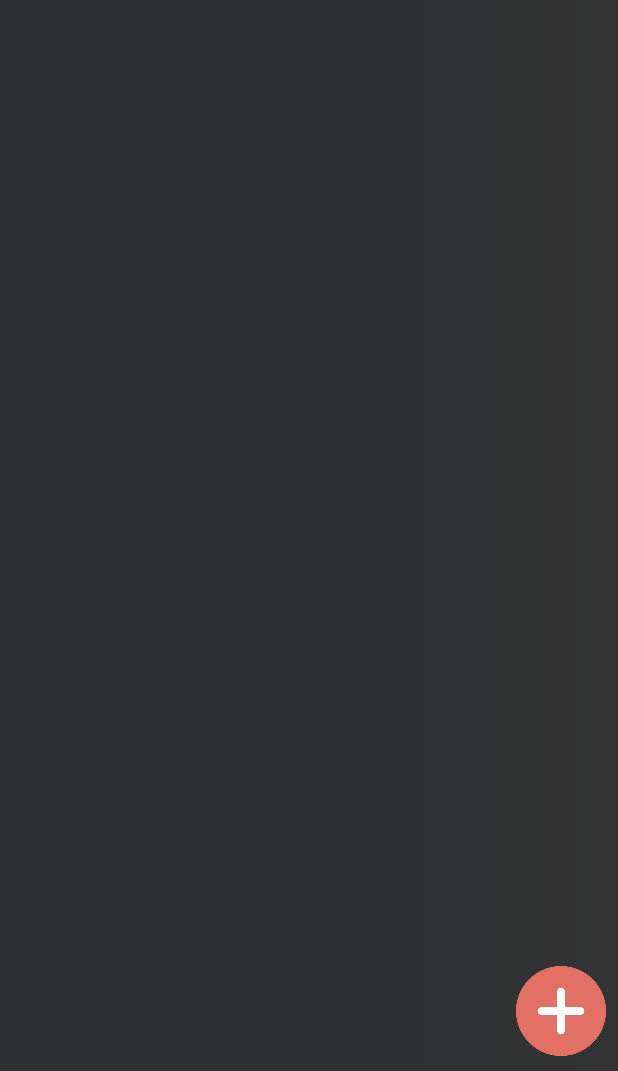
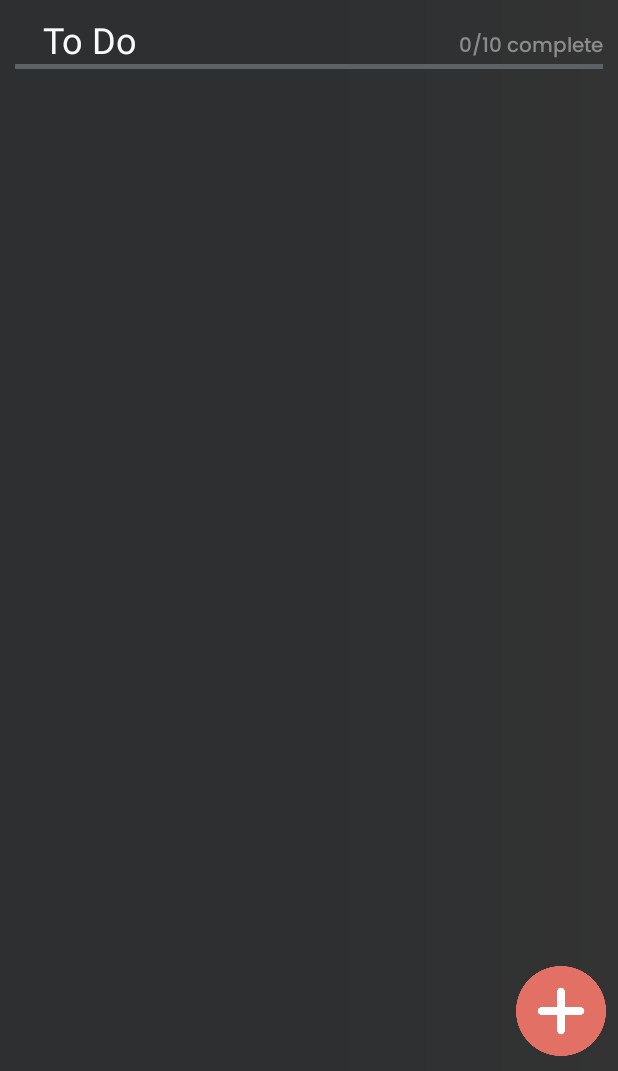
Before and after one commit to Thabiso81/TaskWiz, an Android app: the ViewCurrentTasksFragment screen opened directly, with no data from a screen before it, on a phone screen of 412 x 824 dp, the part 165-1236 px from its top. Run offline under Robolectric (Android 15) with nearby library versions, the phone set to English and light mode, and no system bars; our stand-ins replace Room's generated code, navigation-ui; Roboto replaces fonts that are not available here.

Commit message:
chnages to motion layout in view current task fragment

```diff
--- a/app/src/main/java/com/thabiso81/taskwiz/view/fragments/ViewCurrentTasksFragment.kt
+++ b/app/src/main/java/com/thabiso81/taskwiz/view/fragments/ViewCurrentTasksFragment.kt
@@ -74,7 +74,7 @@
 
     private fun setupUi() {
         binding.lytNoTasks.visibility = View.GONE
-        binding.lytTaskStats.visibility = View.GONE
+        setUpUI_Invisibile()
     }
 
 
@@ -163,10 +163,21 @@
 
     }
 
+    private fun setUpUI_Invisibile(){
+        binding.edtRemainingTasks.visibility = View.GONE
+        binding.edtRemainingTasks.visibility = View.GONE
+        binding.lytDivider.visibility = View.GONE
+    }
+
+    private fun setUpUI_Visibile(){
+        binding.edtRemainingTasks.visibility = View.VISIBLE
+        binding.edtRemainingTasks.visibility = View.VISIBLE
+        binding.lytDivider.visibility = View.VISIBLE
+    }
     private fun onNoTasksAvailable() {
 
         binding.rvTasks.visibility = View.GONE
-        binding.lytTaskStats.visibility = View.GONE
+        setUpUI_Visibile()
         binding.lytNoTasks.visibility = View.VISIBLE
         binding.lytNoTasks.startAnimation(
             AnimationUtils.loadAnimation(
@@ -180,7 +191,7 @@
 
     private fun onTasksAvailable() {
         binding.rvTasks.visibility = View.VISIBLE
-        binding.lytTaskStats.visibility = View.VISIBLE
+        setUpUI_Invisibile()
         binding.lottiAnimation.pauseAnimation()
         binding.lytNoTasks.visibility = View.GONE
     }
--- a/app/src/main/res/layout/fragment_view_current_tasks.xml
+++ b/app/src/main/res/layout/fragment_view_current_tasks.xml
@@ -34,28 +34,16 @@
             android:src="@drawable/ic_app_logo" />
     </LinearLayout>
 
-    <RelativeLayout
-        android:id="@+id/lytToDoLabel"
-        android:layout_width="match_parent"
-        android:layout_height="40dp"
-        android:layout_marginTop="10dp"
-        android:layout_marginBottom="10dp"
-        android:orientation="horizontal"
-        app:layout_constraintEnd_toEndOf="parent"
-        app:layout_constraintStart_toStartOf="parent"
-        app:layout_constraintTop_toBottomOf="@id/header">
 
-        <androidx.constraintlayout.widget.ConstraintLayout
-            android:id="@+id/lytTaskStats"
-            android:layout_width="match_parent"
-            android:layout_height="match_parent">
+
             <TextView
                 android:id="@+id/edtTaskTitle"
                 android:layout_width="wrap_content"
                 android:layout_height="wrap_content"
                 app:layout_constraintStart_toStartOf="parent"
-                app:layout_constraintTop_toTopOf="parent"
+                app:layout_constraintTop_toBottomOf="@id/header"
                 android:layout_marginBottom="2dp"
+                android:layout_marginTop="10dp"
                 android:width="120dp"
                 android:fontFamily="@font/asap_medium"
                 android:gravity="center"
@@ -69,9 +57,10 @@
                 android:layout_width="wrap_content"
                 android:layout_height="wrap_content"
                 app:layout_constraintEnd_toEndOf="parent"
-                app:layout_constraintBottom_toTopOf="@id/lytDivider"
+                app:layout_constraintTop_toTopOf="@id/edtTaskTitle"
                 android:layout_gravity="right|bottom"
                 android:layout_marginBottom="2dp"
+                android:layout_marginTop="10dp"
                 android:fontFamily="@font/poppins_medium"
                 android:paddingHorizontal="10dp"
                 android:text="0/10 complete"
@@ -82,18 +71,12 @@
                 android:layout_width="match_parent"
                 android:layout_height="3dp"
                 app:layout_constraintTop_toBottomOf="@id/edtTaskTitle"
-                app:layout_constraintBottom_toBottomOf="parent"
+                app:layout_constraintStart_toStartOf="parent"
+                app:layout_constraintEnd_toEndOf="parent"
                 android:layout_marginHorizontal="10dp"
                 android:background="@color/edit_text_color"
                 android:orientation="horizontal" />
-        </androidx.constraintlayout.widget.ConstraintLayout>
 
-
-
-
-
-
-    </RelativeLayout>
 
     <RelativeLayout
         android:id="@+id/lytContent"
@@ -104,7 +87,7 @@
         app:layout_constraintBottom_toBottomOf="parent"
         app:layout_constraintEnd_toEndOf="parent"
         app:layout_constraintStart_toStartOf="parent"
-        app:layout_constraintTop_toBottomOf="@id/lytToDoLabel">
+        app:layout_constraintTop_toBottomOf="@id/lytDivider">
 
         <LinearLayout
             android:id="@+id/taskLayout"
--- a/app/src/main/res/xml/fragment_view_current_tasks_scene.xml
+++ b/app/src/main/res/xml/fragment_view_current_tasks_scene.xml
@@ -24,6 +24,10 @@
                motion:motionTarget="@+id/header"
                motion:framePosition="100"
                android:scaleY="0" />
+           <!--<KeyAttribute
+               motion:motionTarget="@+id/edtRemainingTasks"
+               motion:framePosition="100"
+               android:scaleX="1.2" />-->
        </KeyFrameSet>
         <OnSwipe
             motion:touchAnchorId="@+id/header"
@@ -39,6 +43,13 @@
             android:layout_height="1dp"
             android:layout_width="match_parent"
              />
+        <Constraint
+            android:layout_width="wrap_content"
+            android:layout_height="wrap_content"
+            motion:layout_constraintTop_toTopOf="@id/edtTaskTitle"
+            android:layout_marginTop="10dp"
+            android:id="@+id/edtRemainingTasks"
+            motion:layout_constraintStart_toEndOf="@+id/edtTaskTitle" />
 
     </ConstraintSet>
 </MotionScene>
```
